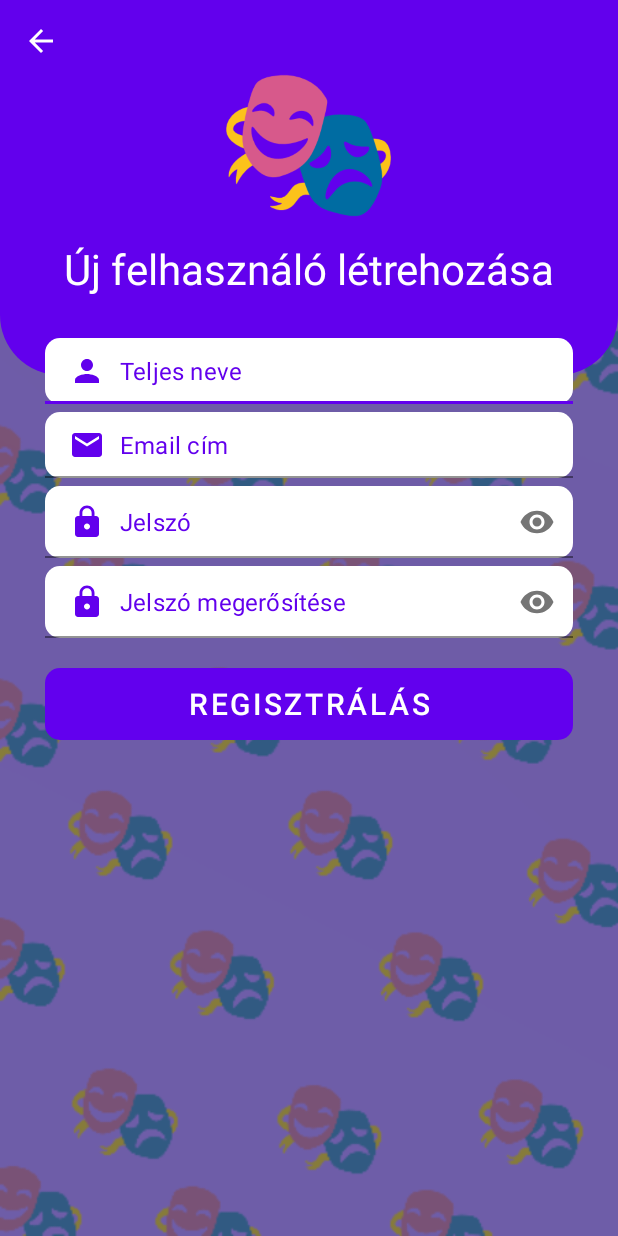
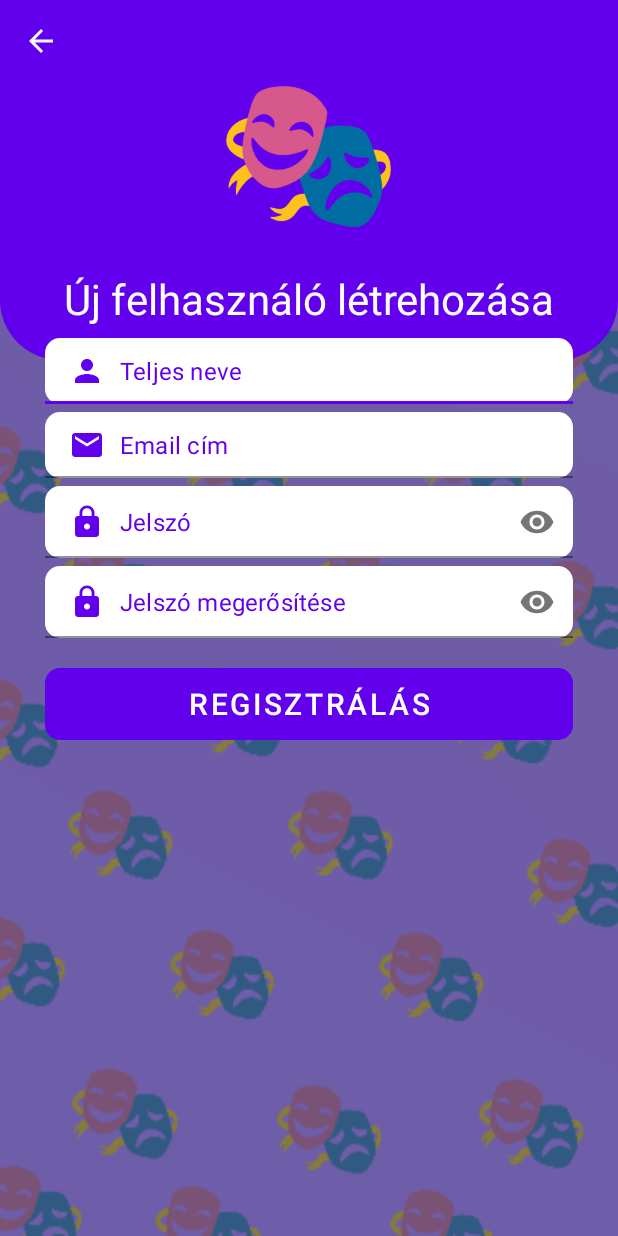
Before and after one commit to Eszter3Toth/Theater-App, an Android app: the RegisterActivity screen opened directly, with no data from a screen before it, on a phone screen of 412 x 824 dp. Run offline under Robolectric (Android 15) with nearby library versions, the phone set to English and light mode, and no system bars; our stand-ins replace Firebase (no records; nobody signed in at launch, a user with empty details on screens opened directly).

Commit message:
final changes

```diff
--- a/app/src/main/res/layout/activity_register.xml
+++ b/app/src/main/res/layout/activity_register.xml
@@ -7,10 +7,10 @@
     android:background="@drawable/background_try_1"
     tools:context=".RegisterActivity">
 
-    <RelativeLayout
-        android:id="@+id/toolbarRL"
+    <androidx.constraintlayout.widget.ConstraintLayout
+        android:id="@+id/toolbarCL"
         android:layout_width="match_parent"
-        android:layout_height="250dp"
+        android:layout_height="240dp"
         android:background="@drawable/shape_login">
 
         <ImageButton
@@ -20,27 +20,37 @@
             android:layout_margin="10dp"
             android:background="@android:color/transparent"
             android:padding="5dp"
-            android:src="@drawable/baseline_arrow_back_24" />
+            android:src="@drawable/baseline_arrow_back_24"
+            app:layout_constraintTop_toTopOf="parent"
+            app:layout_constraintStart_toStartOf="parent" />
 
         <ImageView
             android:id="@+id/iconIv"
             android:layout_width="110dp"
             android:layout_height="110dp"
-            android:layout_centerHorizontal="true"
-            android:layout_marginTop="40dp"
-            android:src="@drawable/theater_icon" />
+            android:layout_marginTop="25dp"
+            android:src="@drawable/theater_icon"
+            app:layout_constraintBottom_toTopOf="@id/titleTv"
+            app:layout_constraintEnd_toEndOf="parent"
+            app:layout_constraintHorizontal_bias="0.498"
+            app:layout_constraintStart_toStartOf="parent"
+            app:layout_constraintTop_toTopOf="parent" />
 
         <TextView
+            android:id="@+id/titleTv"
             android:layout_width="wrap_content"
             android:layout_height="wrap_content"
-            android:layout_below="@id/iconIv"
-            android:layout_centerHorizontal="true"
-            android:layout_marginTop="10dp"
             android:text="Új felhasználó létrehozása"
             android:textColor="@color/white"
-            android:textSize="28sp" />
+            android:textSize="28sp"
+            app:layout_constraintBottom_toBottomOf="parent"
+            app:layout_constraintEnd_toEndOf="@id/iconIv"
+            app:layout_constraintStart_toStartOf="@id/iconIv"
+            app:layout_constraintTop_toBottomOf="@id/iconIv"
+            app:layout_constraintVertical_bias="0.0" />
 
-    </RelativeLayout>
+    </androidx.constraintlayout.widget.ConstraintLayout>
+
 
     <ScrollView
         android:layout_width="match_parent"
```
Also changed, not shown: app/src/main/res/layout/activity_login.xml (+19 -11 lines).
